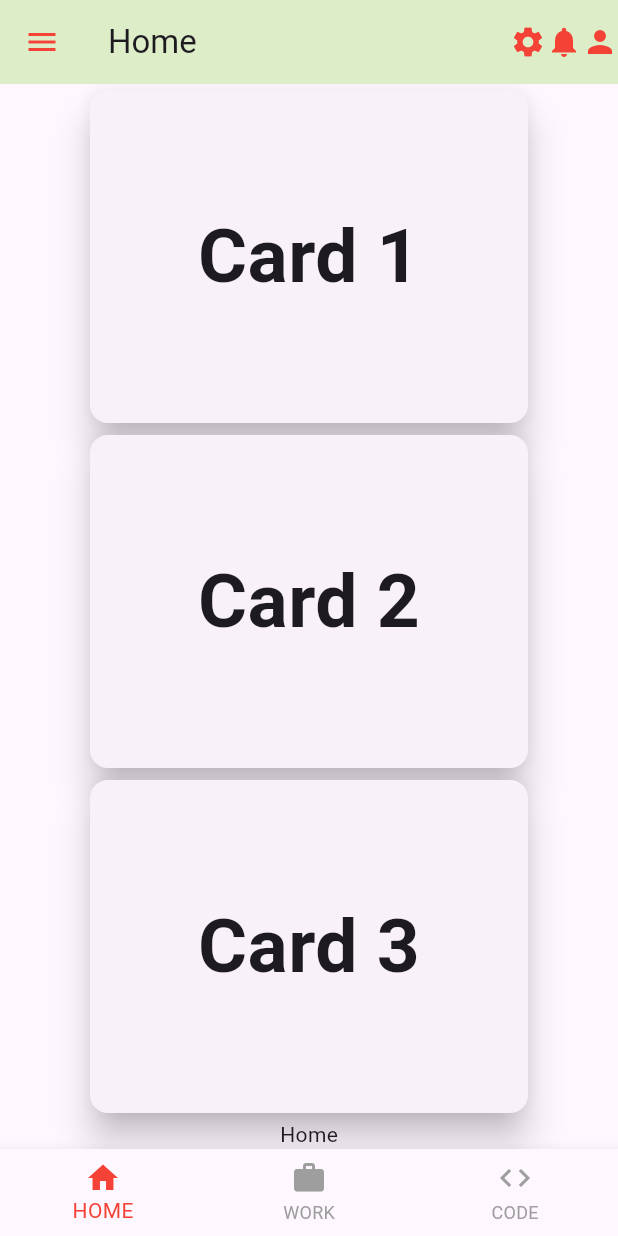
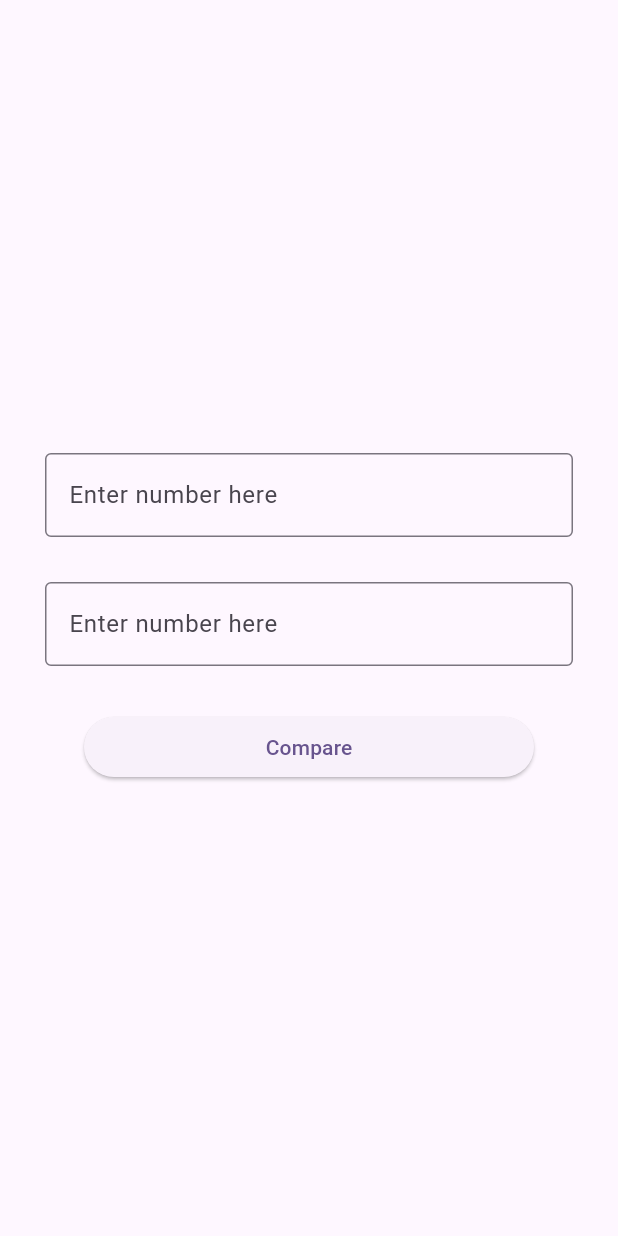
Before and after one commit to kasutu/flutterbasics315, a Flutter app: the screen it shows after launch, on a phone screen of 412 x 824 dp. Run offline on Flutter 3.47's test engine with Material 3 defaults, Android fonts, the light colour scheme and no system bars.

Commit message:
add comparison screens for user input and text values

```diff
--- a/lib/main.dart
+++ b/lib/main.dart
@@ -1,12 +1,5 @@
 import 'package:flutter/material.dart';
-import 'package:flutterbasics315/screens/12_mobileapp_buttons.dart';
-import 'package:flutterbasics315/screens/13_add_image.dart';
-import 'package:flutterbasics315/screens/14_add_card.dart';
-import 'package:flutterbasics315/screens/15_add_snackbar.dart';
-import 'package:flutterbasics315/screens/16_add_textformfield.dart';
-import 'package:flutterbasics315/screens/17_add_navigation.dart';
-import 'package:flutterbasics315/screens/18_add_homescreen.dart';
-import 'package:flutterbasics315/screens/19_activity7.dart';
+import 'package:flutterbasics315/screens/22_compare_user_input.dart';
 
 void main() {
   runApp(const MyApp());
@@ -22,7 +15,7 @@ class MyApp extends StatelessWidget {
         colorScheme: ColorScheme.fromSeed(seedColor: Colors.deepPurple),
         useMaterial3: true,
       ),
-      home: const Activity(),
+      home: const CompareUserInput(),
       debugShowCheckedModeBanner: false,
     );
   }
--- /dev/null
+++ b/lib/screens/22_compare_user_input.dart
@@ -0,0 +1,78 @@
+// ignore: file_names
+import 'package:flutter/material.dart';
+import 'package:flutter/services.dart';
+
+class CompareUserInput extends StatefulWidget {
+  const CompareUserInput({super.key});
+
+  @override
+  State<CompareUserInput> createState() => _CompareUserInputState();
+}
+
+class _CompareUserInputState extends State<CompareUserInput> {
+  final controllerA = TextEditingController();
+  final controllerB = TextEditingController();
+
+  onCompare() {
+    if (controllerA.text == controllerB.text) {
+      showSnackBar('Its just same bro');
+      return;
+    }
+
+    int a = int.parse(controllerA.text);
+    int b = int.parse(controllerB.text);
+
+    showSnackBar('Correct bro: ${a > b ? a : b} is greater');
+  }
+
+  @override
+  Widget build(BuildContext context) {
+    return SafeArea(
+      child: Scaffold(
+        body: Center(
+          child: Padding(
+            padding: const EdgeInsets.symmetric(horizontal: 30),
+            child: Column(
+              spacing: 30,
+              mainAxisAlignment: MainAxisAlignment.center,
+              children: [
+                numberInput(controller: controllerA),
+                numberInput(controller: controllerB),
+                SizedBox(
+                  width: 300,
+                  child: ElevatedButton(
+                    onPressed: onCompare,
+                    child: const Text(
+                      'Compare',
+                    ),
+                  ),
+                )
+              ],
+            ),
+          ),
+        ),
+      ),
+    );
+  }
+
+  showSnackBar(String message) {
+    ScaffoldMessenger.of(context).showSnackBar(SnackBar(
+      content: Text(message),
+      duration: const Duration(seconds: 2),
+    ));
+  }
+
+  numberInput({required TextEditingController controller}) {
+    return TextFormField(
+      controller: controller,
+      keyboardType: TextInputType.number,
+      inputFormatters: <TextInputFormatter>[
+        FilteringTextInputFormatter.digitsOnly,
+      ],
+      decoration: const InputDecoration(
+        labelText: 'Enter number here',
+        border: OutlineInputBorder(),
+      ),
+    );
+  }
+}
```
Also changed, not shown: lib/screens/20_read_text_values.dart (added, +52 -0 lines), lib/screens/21_compare_text_values.dart (added, +69 -0 lines).
